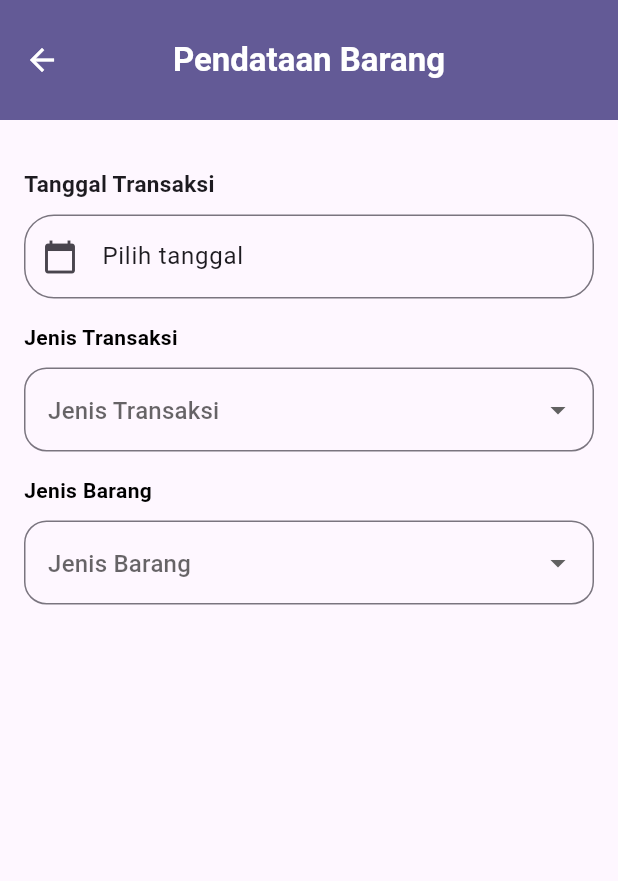
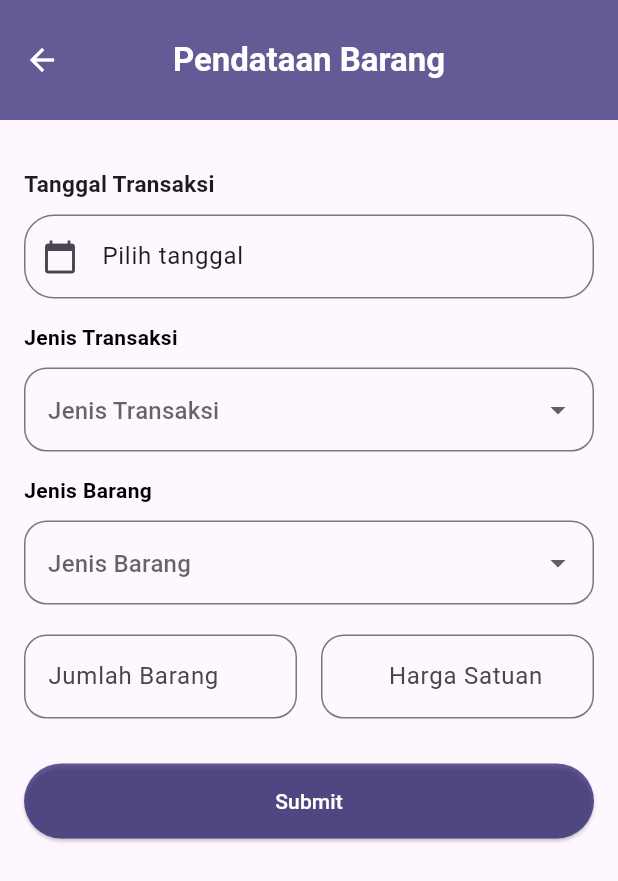
Before and after one commit to emzhran/20220140118_UCP1Flutter, a Flutter app: the TransaksiBarang screen opened directly, on a phone screen of 412 x 824 dp. Shown: the top 881 px of the screen. Run offline on Flutter 3.47's test engine with Material 3 defaults, Android fonts, the phone set to English and light mode, and no system bars.

Commit message:
menambahkan button untuk submit data

```diff
--- a/lib/transaksi_barang.dart
+++ b/lib/transaksi_barang.dart
@@ -177,6 +177,67 @@ class _TransaksiBarangState extends State<TransaksiBarang> {
                   return null;
                 },
               ),
+              const SizedBox(height: 20),
+              Row(
+                children: [
+                  Expanded(
+                    child: TextFormField(
+                      controller: jumlahController,
+                      keyboardType: TextInputType.number,
+                      decoration: InputDecoration(
+                        hintText: "Jumlah Barang",
+                        border: OutlineInputBorder(
+                          borderRadius: BorderRadius.circular(15),
+                        ),
+                      ),
+                      validator: (value) {
+                        if (value == null || value.isEmpty) {
+                          return 'Jumlah barang tidak boleh kosong';
+                        }
+                        return null;
+                      },
+                    ),
+                  ),
+                  const SizedBox(width: 16),
+                  Expanded(
+                    child: TextFormField(
+                      controller: hargaController,
+                      readOnly: true,
+                      decoration: InputDecoration(
+                        prefixText: 'Rp. ',
+                        hintText: 'Harga Satuan',
+                        border: OutlineInputBorder(
+                          borderRadius: BorderRadius.circular(15),
+                        ),
+                      ),
+                      validator: (value) {
+                        if (value == null || value.isEmpty) {
+                          return 'Harga satuan tidak boleh kosong';
+                        }
+                        return null;
+                      },
+                    ),
+                  ),
+                ],
+              ),
+              const SizedBox(height: 30),
+              ElevatedButton(
+                onPressed: () {
+                  if (_formKey.currentState!.validate()) {
+                    final jumlah = int.tryParse(jumlahController.text) ?? 0;
+                    final harga = jenisHargaBarang[selectedJenisBarang ?? ''] ?? 0;
+                    final total = jumlah * harga;
+                  }
+                },
+                style: ElevatedButton.styleFrom(
+                  backgroundColor:  Color.fromARGB(184, 39, 29, 109),
+                  minimumSize: const Size(400, 50),
+                ),
+                child: const Text(
+                  "Submit",
+                  style: TextStyle(color: Colors.white),
+                ),
+              ),
             ],
           ),
         ),
```
